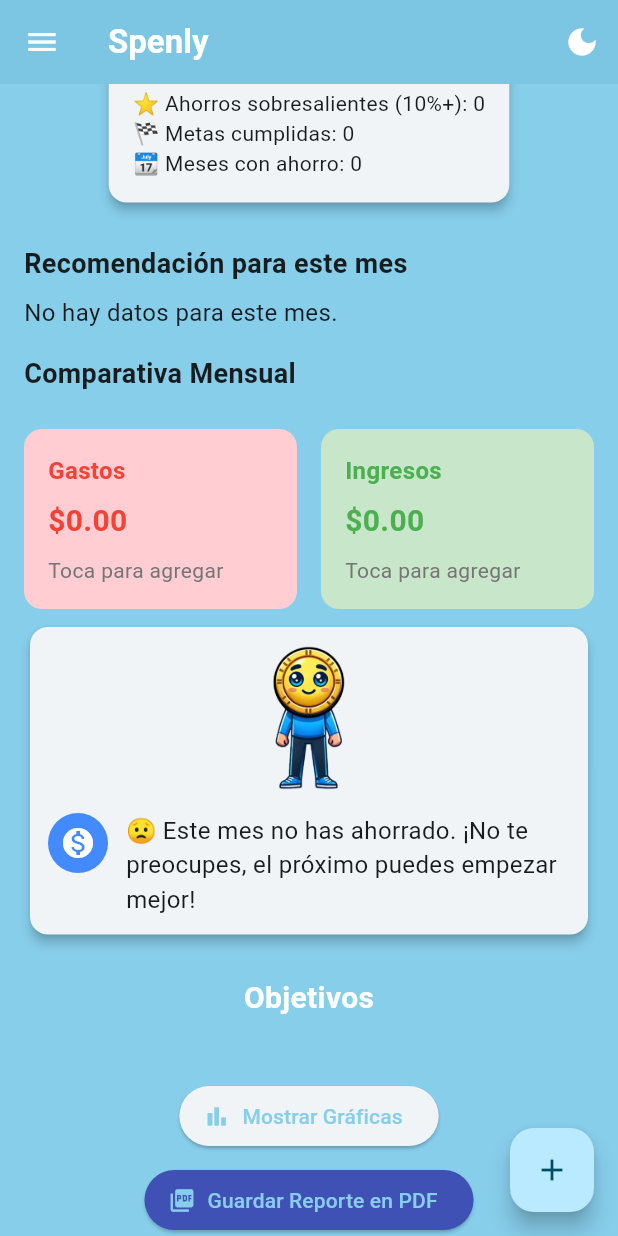
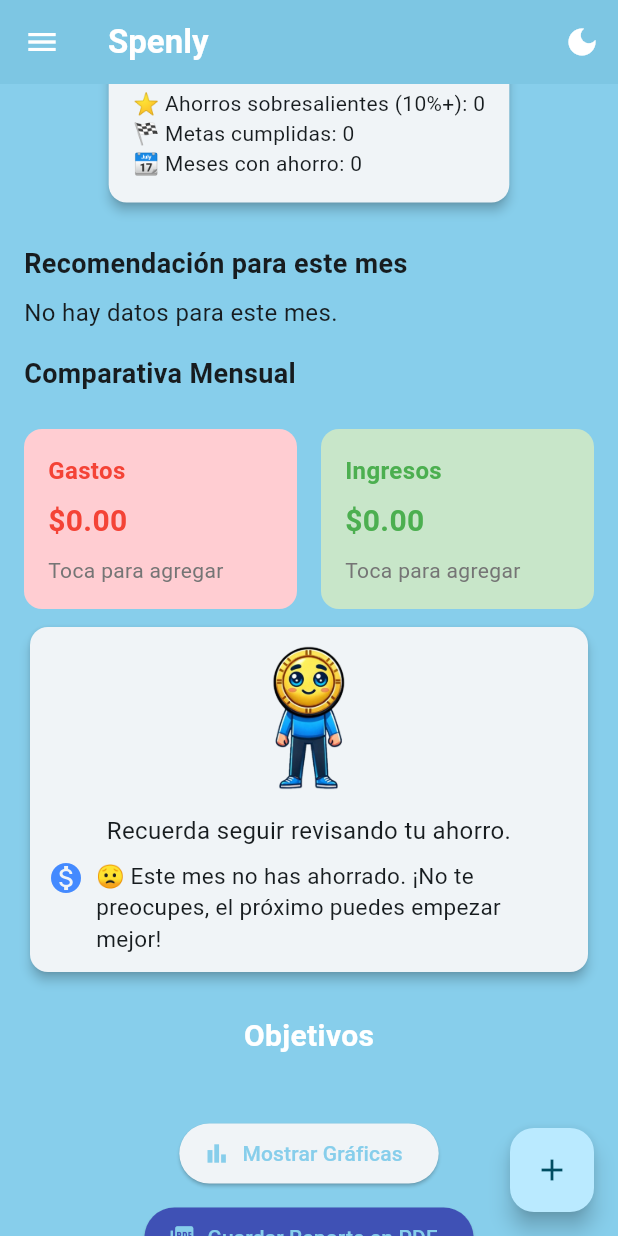
Before and after one commit to JimboZelg/AppSpendee, a Flutter app: the screen it shows after launch, scrolled down 292 dp, on a phone screen of 412 x 824 dp. Run offline on Flutter 3.47's test engine with Material 3 defaults, Android fonts, the phone set to English and light mode, and no system bars; our stand-ins replace fl_chart, hive_ce, hive_ce_flutter, pdf, share_plus; accounts and stored records are empty.

Commit message:
Version 1.1

```diff
--- a/lib/providers/theme_provider.dart
+++ b/lib/providers/theme_provider.dart
@@ -1,7 +1,7 @@
 import 'package:flutter/material.dart';
 
 class ThemeProvider with ChangeNotifier {
-  ThemeMode _themeMode = ThemeMode.light; // Modo inicial
+  ThemeMode _themeMode = ThemeMode.light;
 
   ThemeMode get themeMode => _themeMode;
 
--- a/lib/providers/wallet_provider.dart
+++ b/lib/providers/wallet_provider.dart
@@ -24,16 +24,15 @@ class WalletProvider with ChangeNotifier {
   List<Goal> _goals = [];
   List<Goal> _completedGoals = [];
 
-  // Estado de ánimo de la mascota
-  String mascotMood = "normal"; // 'normal', 'feliz', 'triste'
-  int _consecutiveExpenses = 0; // contador de gastos consecutivos
+  String mascotMood = "normal";
+  int _consecutiveExpenses = 0;
 
   WalletProvider() {
     _initHive();
   }
 
-  bool isMascotHappy = true; // Estado inicial: feliz
-  int consecutiveExpenses = 0; // Gastos acumulados
+  bool isMascotHappy = true;
+  int consecutiveExpenses = 0;
 
   Future<void> _initHive() async {
     try {
@@ -176,7 +175,6 @@ class WalletProvider with ChangeNotifier {
 
       _transactions.add(newTransaction);
 
-      // Estado de ánimo de la mascota
     if (transaction.type == TransactionType.income) {
       mascotMood = "feliz";
       _consecutiveExpenses = 0;
@@ -184,7 +182,7 @@ class WalletProvider with ChangeNotifier {
       _consecutiveExpenses++;
       if (_consecutiveExpenses >= 3) {
         mascotMood = "triste";
-        _consecutiveExpenses = 0; // Reiniciar contador
+        _consecutiveExpenses = 0;
       } else {
         mascotMood = "normal";
       }
--- a/lib/screens/home_screen.dart
+++ b/lib/screens/home_screen.dart
@@ -70,7 +70,6 @@ class _HomeScreenState extends State<HomeScreen> {
     );
   }
 
-  // ✨ NUEVA FUNCION: Mostrar el diálogo de la mascota
   void _showMascotDialog(BuildContext context, MascotEvent event) {
     String title = '';
     String message = '';
--- a/lib/widgets/mascot_feedback.dart
+++ b/lib/widgets/mascot_feedback.dart
@@ -10,16 +10,17 @@ class MascotFeedback extends StatelessWidget {
     try {
       final walletProvider = context.watch<WalletProvider>();
       final mascotMood = walletProvider.mascotMood;
-      final message = walletProvider.getMascotMessage();
+      final savingsMessage = walletProvider.getMascotMessage();
 
-      String imagePath = 'assets/images/mascota_normal.png'; // Default
+      String imagePath = 'assets/images/mascota_normal.png';
+      String moodMessage = "Recuerda seguir revisando tu ahorro.";
 
       if (mascotMood == "feliz") {
         imagePath = 'assets/images/mascota_feliz.png';
+        moodMessage = "¡Estoy muy feliz por tus ingresos! 🎉 ¡Sigue así!";
       } else if (mascotMood == "triste") {
         imagePath = 'assets/images/mascota_triste.png';
-      } else if (mascotMood == "normal") {
-        imagePath = 'assets/images/mascota_normal.png'; // o podrías tener una "neutral_mascot.png" si quieres
+        moodMessage = "Estoy un poco preocupado 😟. Has hecho varios gastos. ¡Intenta ahorrar un poco más!";
       }
 
       return Padding(
@@ -35,18 +36,21 @@ class MascotFeedback extends StatelessWidget {
                   height: 100,
                 ),
                 const SizedBox(height: 12),
+                Text(
+                  moodMessage,
+                  textAlign: TextAlign.center,
+                  style: const TextStyle(fontSize: 16),
+                ),
+                const SizedBox(height: 8),
                 Row(
                   crossAxisAlignment: CrossAxisAlignment.start,
                   children: [
-                    const CircleAvatar(
-                      backgroundColor: Colors.blueAccent,
-                      child: Icon(Icons.monetization_on, color: Colors.white),
-                    ),
-                    const SizedBox(width: 12),
+                    const Icon(Icons.monetization_on, color: Colors.blueAccent),
+                    const SizedBox(width: 8),
                     Expanded(
                       child: Text(
-                        message,
-                        style: const TextStyle(fontSize: 16),
+                        savingsMessage,
+                        style: const TextStyle(fontSize: 15),
                       ),
                     ),
                   ],
--- a/lib/widgets/summary_card.dart
+++ b/lib/widgets/summary_card.dart
@@ -53,7 +53,7 @@ class SummaryCard extends StatelessWidget {
                 width: 120,
                 height: 120,
                 child: CircularProgressIndicator(
-                  value: percentage, // 👈 Ahora dinámico
+                  value: percentage,
                   strokeWidth: 8,
                   backgroundColor: isDarkMode ? Colors.grey[800] : Colors.grey[200],
                   valueColor: AlwaysStoppedAnimation<Color>(
--- a/lib/widgets/transaction_card.dart
+++ b/lib/widgets/transaction_card.dart
@@ -110,7 +110,7 @@ class TransactionCard extends StatelessWidget {
                   category: title,
                   date: DateTime.now(),
                   type: TransactionType.expense,
-                  description: 'general', // siempre gastos en cuenta general
+                  description: 'general',
                 );
 
                 final result = await context.read<WalletProvider>().addTransaction('general', transaction);
--- a/pubspec.yaml
+++ b/pubspec.yaml
@@ -45,6 +45,8 @@ dependencies:
   printing: ^5.14.2
   share_plus: ^11.0.0
   intl: ^0.20.2
+  file_selector: ^1.0.3
+  permission_handler: ^12.0.0+1
 
 flutter_icons:
   android: true
```
Also changed, not shown: lib/screens/learning/exercise_question_screen.dart (+1 -6 lines), lib/widgets/full_report_button.dart (+16 -3 lines), pubspec.lock, 7 other files.
